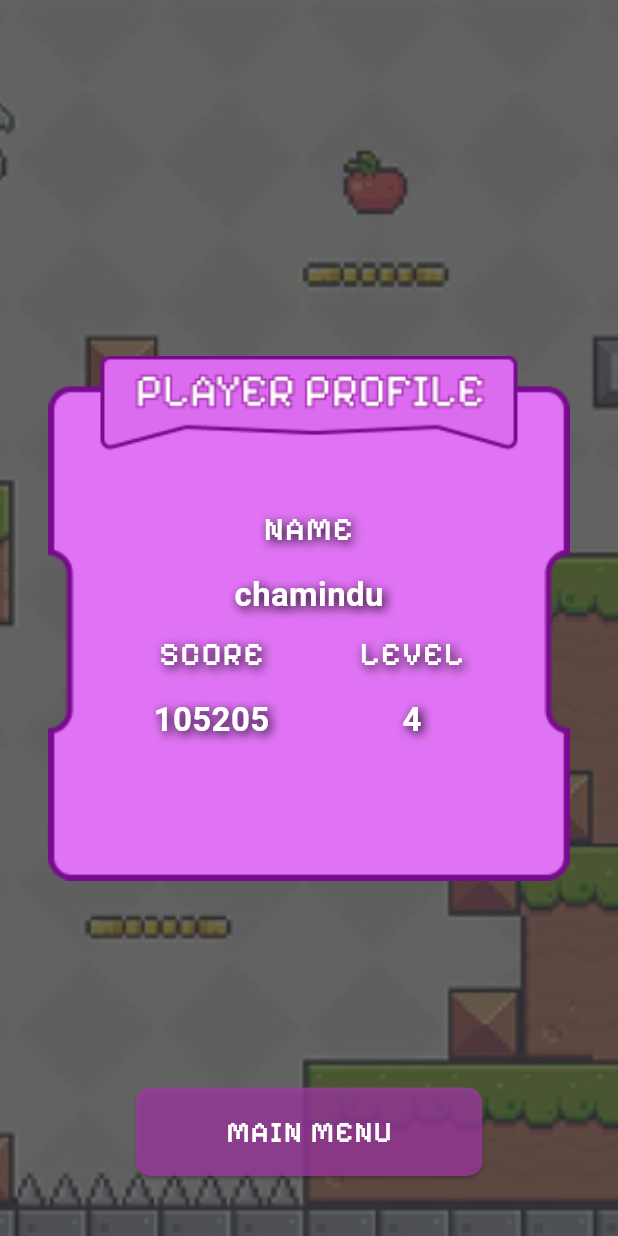
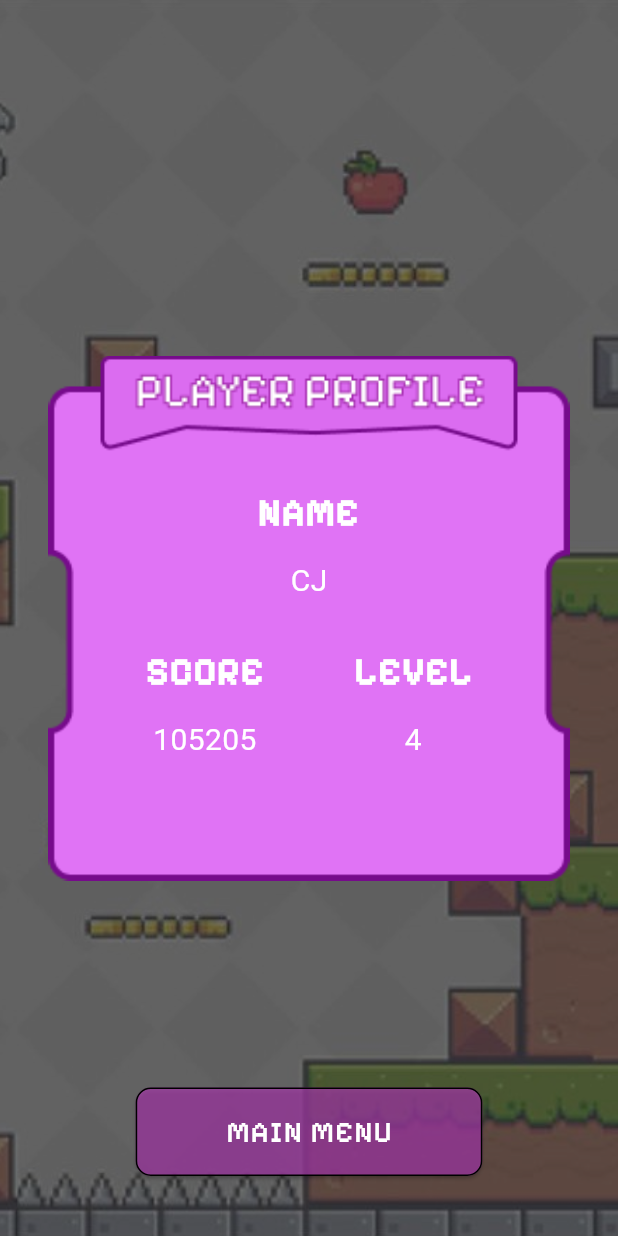
Before and after one commit to sudheera2003/pixelGame, a Flutter app: the Profile screen opened directly, on a phone screen of 412 x 824 dp. Run offline on Flutter 3.47's test engine with Material 3 defaults, Android fonts, the phone set to English and light mode, and no system bars; our stand-ins replace google_sign_in; missing offline and left inert: flame, flame_audio, flame_tiled.

Commit message:
main menu update

```diff
--- a/lib/complete.dart
+++ b/lib/complete.dart
@@ -58,16 +58,15 @@ class _MyWidgetState extends State<Complete> {
                         style: TextStyle(
                           fontFamily: 'PixelifySans',
                           color: Colors.white,
-                          fontSize: 20,
+                          fontSize: 22,
                         ),
                       ),
 
                       Text(
                         '1082009',
                         style: TextStyle(
-                          fontFamily: 'PixelifySans',
                           color: Colors.white,
-                          fontSize: 26,
+                          fontSize: 22,
                         ),
                       ),
                       SizedBox(height: 50),
@@ -83,7 +82,7 @@ class _MyWidgetState extends State<Complete> {
                             },
                             style: ElevatedButton.styleFrom(
                               backgroundColor: const Color.fromARGB(255, 166, 58, 170).withOpacity(0.7),
-                              padding: EdgeInsets.symmetric(horizontal: 20, vertical: 15),
+                              padding: EdgeInsets.symmetric(horizontal: 20, vertical: 8),
                               shape: RoundedRectangleBorder(
                                 borderRadius: BorderRadius.circular(5),
                               ),
@@ -93,7 +92,7 @@ class _MyWidgetState extends State<Complete> {
                               style: TextStyle(
                                 fontFamily: 'PixelifySans',
                                 color: Colors.white,
-                                fontSize: 18,
+                                fontSize: 16,
                               ),
                             ),
                           ),
@@ -102,10 +101,10 @@ class _MyWidgetState extends State<Complete> {
                             onPressed: () {
                               Navigator.pop(context);
                             },
-                            icon: Icon(Icons.refresh_sharp, size: 20),
+                            icon: Icon(Icons.refresh_sharp, size: 30,color: Colors.white,),
                             style: IconButton.styleFrom(
                               backgroundColor: const Color.fromARGB(255, 166, 58, 170).withOpacity(0.7),
-                              padding: EdgeInsets.all(10),
+                              padding: EdgeInsets.all(0),
                               shape: RoundedRectangleBorder(
                                 borderRadius: BorderRadius.circular(5),
                               ),
--- a/lib/mainmenu.dart
+++ b/lib/mainmenu.dart
@@ -1,5 +1,6 @@
 import 'package:flutter/material.dart';
 import 'package:flutter/services.dart';
+import 'package:mobilegame/complete.dart';
 import 'package:mobilegame/game_screen.dart';
 import 'package:google_sign_in/google_sign_in.dart';
 import 'package:mobilegame/profile.dart';
--- a/lib/profile.dart
+++ b/lib/profile.dart
@@ -1,3 +1,4 @@
+import 'package:flame/text.dart';
 import 'package:flutter/material.dart';
 
 class Profile extends StatefulWidget {
@@ -28,7 +29,6 @@ class _ProfileState extends State<Profile> {
               child: Stack(
                 alignment: Alignment.center,
                 children: [
-                  // Profile background image
                   Image.asset(
                     'assets/images/profile.png',
                     height: 350,
@@ -36,33 +36,23 @@ class _ProfileState extends State<Profile> {
                     fit: BoxFit.contain,
                   ),
 
-                  // Profile content overlay
                   Column(
                     mainAxisAlignment: MainAxisAlignment.center,
                     children: [
-                      // Updated NAME field with display name
                       Column(
                         children: [
                           _buildProfileLabel('NAME'),
                           SizedBox(height: 5),
                           Text(
-                            'chamindu', // Display name goes here
+                            'CJ',
                             style: TextStyle(
-                              fontSize: 22,
+                              fontSize: 20,
                               color: Colors.white,
-                              fontWeight: FontWeight.bold,
-                              shadows: [
-                                Shadow(
-                                  blurRadius: 8,
-                                  color: Colors.black,
-                                  offset: Offset(2, 2),
-                                ),
-                              ],
                             ),
                           ),
                         ],
                       ),
-
+                      SizedBox(height: 20),
                       Row(
                         mainAxisAlignment: MainAxisAlignment.center,
                         children: [
@@ -73,16 +63,8 @@ class _ProfileState extends State<Profile> {
                               Text(
                                 '105205',
                                 style: TextStyle(
-                                  fontSize: 22,
+                                  fontSize: 20,
                                   color: Colors.white,
-                                  fontWeight: FontWeight.bold,
-                                  shadows: [
-                                    Shadow(
-                                      blurRadius: 8,
-                                      color: Colors.black,
-                                      offset: Offset(2, 2),
-                                    ),
-                                  ],
                                 ),
                               ),
                             ],
@@ -95,16 +77,8 @@ class _ProfileState extends State<Profile> {
                               Text(
                                 '4',
                                 style: TextStyle(
-                                  fontSize: 22,
+                                  fontSize: 20,
                                   color: Colors.white,
-                                  fontWeight: FontWeight.bold,
-                                  shadows: [
-                                    Shadow(
-                                      blurRadius: 8,
-                                      color: Colors.black,
-                                      offset: Offset(2, 2),
-                                    ),
-                                  ],
                                 ),
                               ),
                             ],
@@ -132,6 +106,7 @@ class _ProfileState extends State<Profile> {
                     padding: EdgeInsets.symmetric(horizontal: 60, vertical: 15),
                     shape: RoundedRectangleBorder(
                       borderRadius: BorderRadius.circular(10),
+                      side: BorderSide(color: Colors.black, width: 1),
                     ),
                   ),
                   child: Text(
@@ -158,17 +133,11 @@ class _ProfileState extends State<Profile> {
       child: Text(
         label,
         style: TextStyle(
-          fontSize: 22,
+          fontSize: 25,
           color: Colors.white,
           fontFamily: 'PixelifySans',
           letterSpacing: 1.0,
-          shadows: [
-            Shadow(
-              blurRadius: 8,
-              color: Colors.black,
-              offset: Offset(2, 2),
-            ),
-          ],
+          fontWeight: FontWeight.bold,
         ),
         textAlign: TextAlign.center,
       ),
```
Also changed, not shown: 4 other files.
